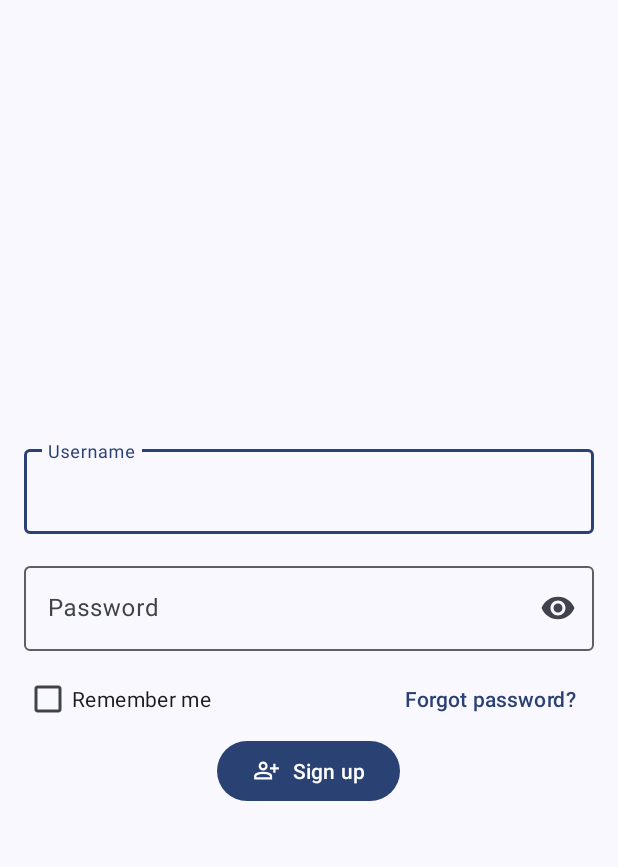
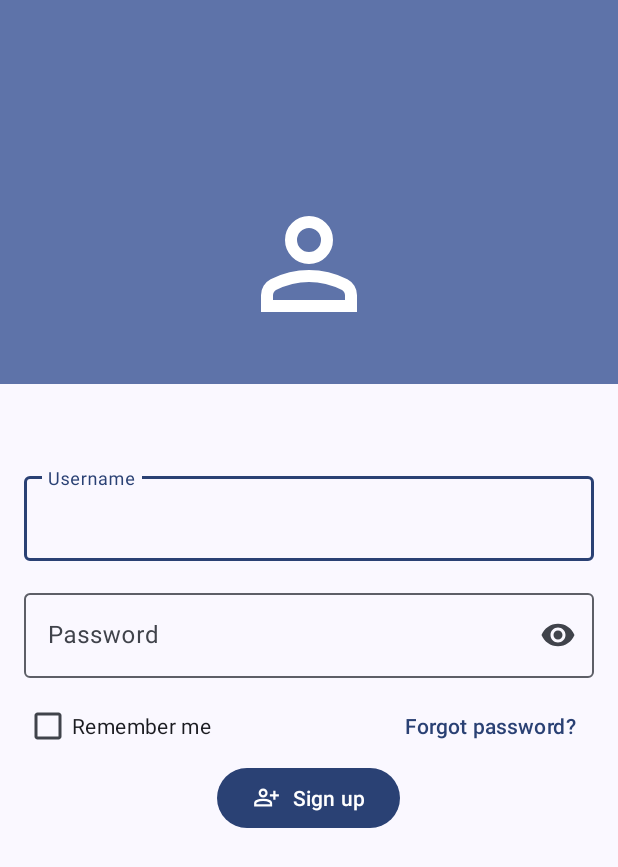
Before and after one commit to huymaster/CampusExpenseManager, an Android app: the screen it shows after launch (MainActivity), on a phone screen of 412 x 824 dp. Shown: the top 867 px of the screen. Run offline under Robolectric (Android 15) with nearby library versions, the phone set to English and light mode, and no system bars; our stand-ins replace Dagger/Hilt's generated code, Material 3 Expressive styles (plain Material 3 is drawn), data binding; libraries missing offline, so code that uses them is left out: io.realm; 5 statements that could not run were skipped.

Commit message:
Refactors UI, adjusts windowing, removes security flag, and targets SDK 35.

```diff
--- a/app/build.gradle.kts
+++ b/app/build.gradle.kts
@@ -24,7 +24,7 @@ android {
     defaultConfig {
         applicationId = "com.github.huymaster.campusexpensemanager"
         minSdk = 26
-        targetSdk = 36
+        targetSdk = 35
         versionCode = 1
         versionName = "1.0"
 
--- a/app/src/main/AndroidManifest.xml
+++ b/app/src/main/AndroidManifest.xml
@@ -22,7 +22,7 @@
         android:roundIcon="@mipmap/ic_launcher_round"
         android:supportsRtl="true"
         android:theme="@style/Theme.CampusExpenseManager"
-        tools:targetApi="36">
+        tools:targetApi="35">
         <activity
             android:name=".MainActivity"
             android:exported="true"
--- a/app/src/main/java/com/github/huymaster/campusexpensemanager/MainActivity.java
+++ b/app/src/main/java/com/github/huymaster/campusexpensemanager/MainActivity.java
@@ -1,9 +1,7 @@
 package com.github.huymaster.campusexpensemanager;
 
 import android.os.Bundle;
-import android.view.WindowManager;
 
-import androidx.activity.EdgeToEdge;
 import androidx.activity.OnBackPressedCallback;
 import androidx.annotation.Nullable;
 import androidx.appcompat.app.AppCompatActivity;
@@ -35,8 +33,6 @@ public class MainActivity extends AppCompatActivity {
     @Override
     protected void onCreate(@Nullable Bundle savedInstanceState) {
         super.onCreate(savedInstanceState);
-        EdgeToEdge.enable(this);
-        getWindow().addFlags(WindowManager.LayoutParams.FLAG_SECURE);
         getOnBackPressedDispatcher().addCallback(onBackPressedCallback);
 
         binding = MainActivityBinding.inflate(getLayoutInflater());
--- /dev/null
+++ b/app/src/main/res/drawable/ic_edit.xml
@@ -0,0 +1,5 @@
+<vector xmlns:android="http://schemas.android.com/apk/res/android" android:autoMirrored="true" android:height="24dp" android:viewportHeight="960" android:viewportWidth="960" android:width="24dp">
+
+    <path android:fillColor="#e3e3e3" android:pathData="M200,760h57l391,-391 -57,-57 -391,391v57ZM120,840v-170l528,-527q12,-11 26.5,-17t30.5,-6q16,0 31,6t26,18l55,56q12,11 17.5,26t5.5,30q0,16 -5.5,30.5T817,313L290,840L120,840ZM760,256 L704,200 760,256ZM619,341 L591,312 648,369 619,341Z"/>
+
+</vector>
--- /dev/null
+++ b/app/src/main/res/drawable/ic_person.xml
@@ -0,0 +1,5 @@
+<vector xmlns:android="http://schemas.android.com/apk/res/android" android:autoMirrored="true" android:height="24dp" android:viewportHeight="960" android:viewportWidth="960" android:width="24dp">
+
+    <path android:fillColor="#e3e3e3" android:pathData="M480,480q-66,0 -113,-47t-47,-113q0,-66 47,-113t113,-47q66,0 113,47t47,113q0,66 -47,113t-113,47ZM160,800v-112q0,-34 17.5,-62.5T224,582q62,-31 126,-46.5T480,520q66,0 130,15.5T736,582q29,15 46.5,43.5T800,688v112L160,800ZM240,720h480v-32q0,-11 -5.5,-20T700,654q-54,-27 -109,-40.5T480,600q-56,0 -111,13.5T260,654q-9,5 -14.5,14t-5.5,20v32ZM480,400q33,0 56.5,-23.5T560,320q0,-33 -23.5,-56.5T480,240q-33,0 -56.5,23.5T400,320q0,33 23.5,56.5T480,400ZM480,320ZM480,720Z"/>
+
+</vector>
--- a/app/src/main/res/layout/login_fragment.xml
+++ b/app/src/main/res/layout/login_fragment.xml
@@ -5,9 +5,35 @@
     <LinearLayout
         android:layout_width="match_parent"
         android:layout_height="match_parent"
-        android:gravity="center"
+        android:orientation="vertical">
+
+        <androidx.constraintlayout.widget.ConstraintLayout
+            android:layout_width="match_parent"
+            android:layout_height="wrap_content"
+            android:layout_gravity="center"
+            android:background="?attr/colorPrimaryContainer"
+            android:paddingTop="128dp"
+            android:paddingBottom="32dp">
+
+            <com.google.android.material.imageview.ShapeableImageView
+                android:layout_width="96dp"
+                android:layout_height="96dp"
+                android:src="@drawable/ic_person"
+                app:layout_constraintBottom_toBottomOf="parent"
+                app:layout_constraintEnd_toEndOf="parent"
+                app:layout_constraintStart_toStartOf="parent"
+                app:layout_constraintTop_toTopOf="parent"
+                app:shapeAppearance="@style/circleImage"
+                app:tint="?attr/colorOnPrimaryContainer" />
+        </androidx.constraintlayout.widget.ConstraintLayout>
+
+        <LinearLayout
+            android:layout_width="match_parent"
+            android:layout_height="match_parent"
+            android:gravity="center_horizontal"
             android:orientation="vertical"
-        android:paddingHorizontal="16dp">
+            android:paddingHorizontal="16dp"
+            android:paddingTop="48dp">
 
             <com.google.android.material.textfield.TextInputLayout
                 android:layout_width="match_parent"
@@ -69,4 +95,5 @@
                 android:text="@string/login_button_signup"
                 app:icon="@drawable/ic_person_add" />
         </LinearLayout>
+    </LinearLayout>
 </layout>
--- a/app/src/main/res/layout/main_activity.xml
+++ b/app/src/main/res/layout/main_activity.xml
@@ -4,13 +4,15 @@
 
     <androidx.constraintlayout.widget.ConstraintLayout
         android:layout_width="match_parent"
-        android:layout_height="match_parent">
+        android:layout_height="match_parent"
+        android:fitsSystemWindows="true">
 
         <androidx.fragment.app.FragmentContainerView
             android:id="@+id/main_fragment_container"
             android:name="androidx.navigation.fragment.NavHostFragment"
             android:layout_width="match_parent"
             android:layout_height="match_parent"
+            android:background="?attr/colorSurface"
             app:defaultNavHost="true"
             app:layout_constraintBottom_toBottomOf="parent"
             app:layout_constraintEnd_toEndOf="parent"
--- a/app/src/main/res/values/styles.xml
+++ b/app/src/main/res/values/styles.xml
@@ -3,6 +3,6 @@
 
     <style name="circleImage">
         <item name="cornerFamily">rounded</item>
-        <item name="cornerSize">45%</item>
+        <item name="cornerSize">50%</item>
     </style>
 </resources>
--- a/app/src/main/res/values/themes.xml
+++ b/app/src/main/res/values/themes.xml
@@ -5,5 +5,8 @@
     <style name="Theme.CampusExpenseManager" parent="Base.Theme.CampusExpenseManager">
         <item name="windowActionBar">false</item>
         <item name="windowNoTitle">true</item>
+        <item name="android:windowDrawsSystemBarBackgrounds">true</item>
+        <item name="android:windowIsTranslucent">true</item>
+        <item name="android:windowTranslucentNavigation">true</item>
     </style>
 </resources>
```
Lines whose indentation alone changed are shown as unchanged.
